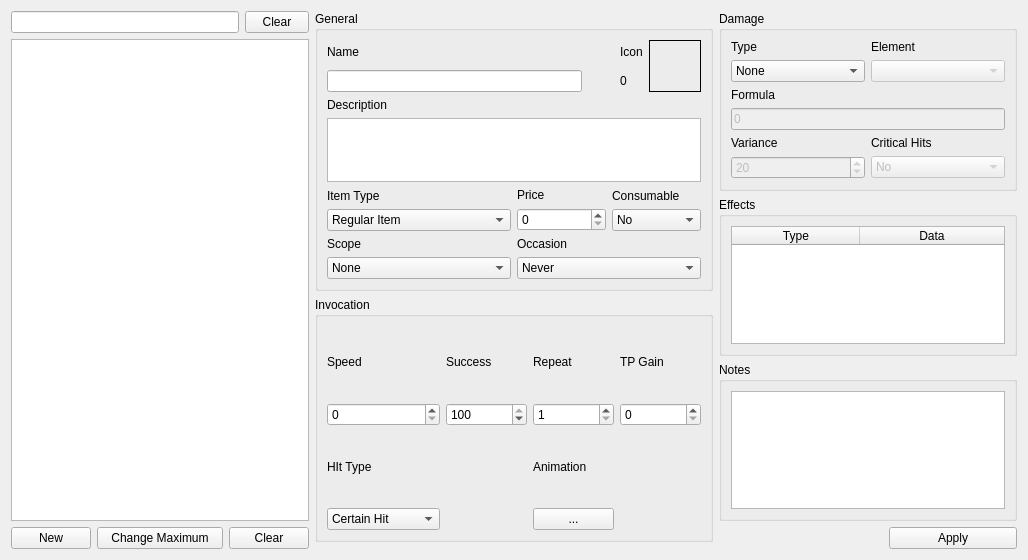
DimichGD/FHEditor, file src/ui/tabs/items_tab.ui: the form before one commit.
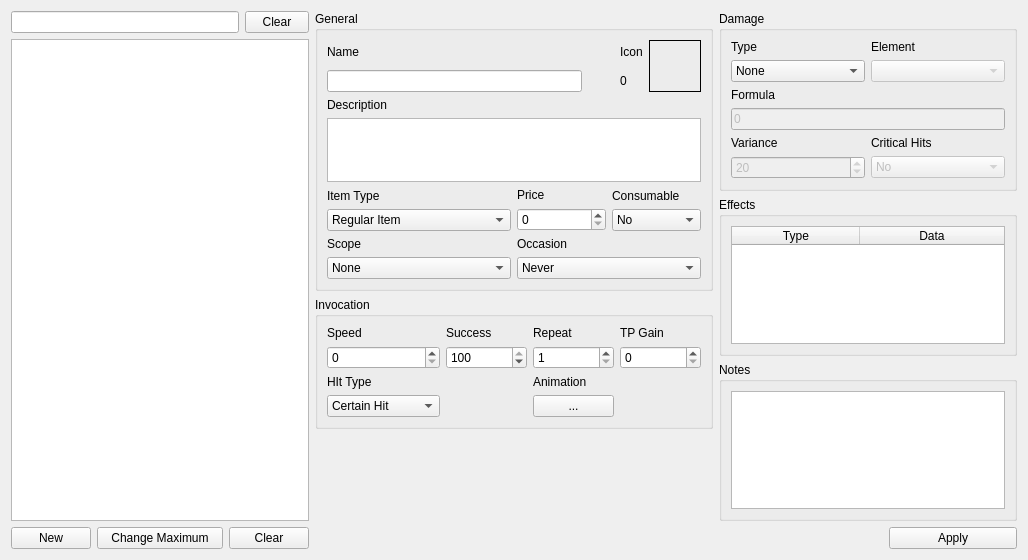
The form after the commit. Custom widgets are drawn as their Qt base class.

Diff of the .ui file:
```diff
--- a/src/ui/tabs/items_tab.ui
+++ b/src/ui/tabs/items_tab.ui
@@ -560,6 +560,12 @@
          <property name="orientation">
           <enum>Qt::Vertical</enum>
          </property>
+         <property name="sizeHint" stdset="0">
+          <size>
+           <width>0</width>
+           <height>0</height>
+          </size>
+         </property>
         </spacer>
        </item>
       </layout>
```
Left out of the diff: 5 changed lines with no effect on the pictures.
